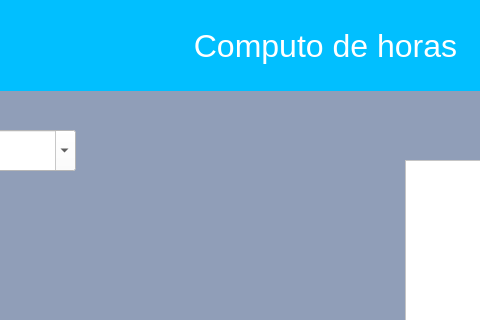
Qt form Computo.ui (Doblepe/PAM-GUI) before a commit; both pictures show x 285 to 765 and y 0 to 320 of the 1213 by 759 pixel window.
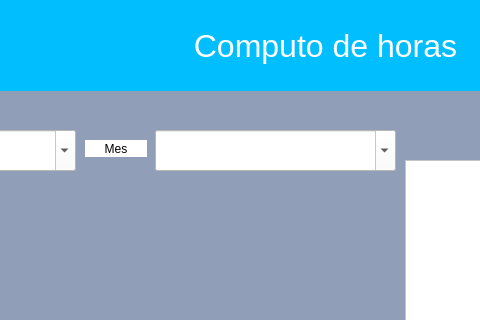
The same form after that commit.

```diff
--- a/Computo.ui
+++ b/Computo.ui
@@ -173,6 +173,43 @@
     <string>Show citas realizadas</string>
    </property>
   </widget>
+  <widget class="QComboBox" name="ComboMes">
+   <property name="geometry">
+    <rect>
+     <x>440</x>
+     <y>130</y>
+     <width>241</width>
+     <height>41</height>
+    </rect>
+   </property>
+   <property name="styleSheet">
+    <string notr="true">color: black; 
+background: white;
+</string>
+   </property>
+   <property name="editable">
+    <bool>true</bool>
+   </property>
+  </widget>
+  <widget class="QLabel" name="label_3">
+   <property name="geometry">
+    <rect>
+     <x>370</x>
+     <y>140</y>
+     <width>62</width>
+     <height>17</height>
+    </rect>
+   </property>
+   <property name="styleSheet">
+    <string notr="true">background: white;</string>
+   </property>
+   <property name="text">
+    <string>Mes</string>
+   </property>
+   <property name="alignment">
+    <set>Qt::AlignCenter</set>
+   </property>
+  </widget>
  </widget>
  <resources/>
  <connections/>
```
